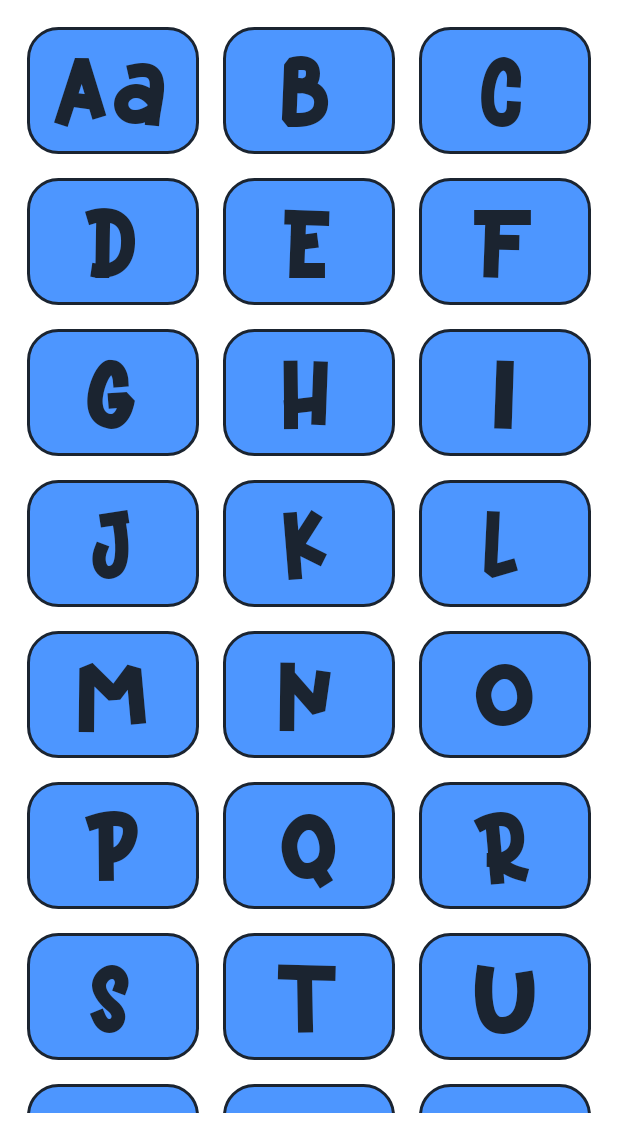
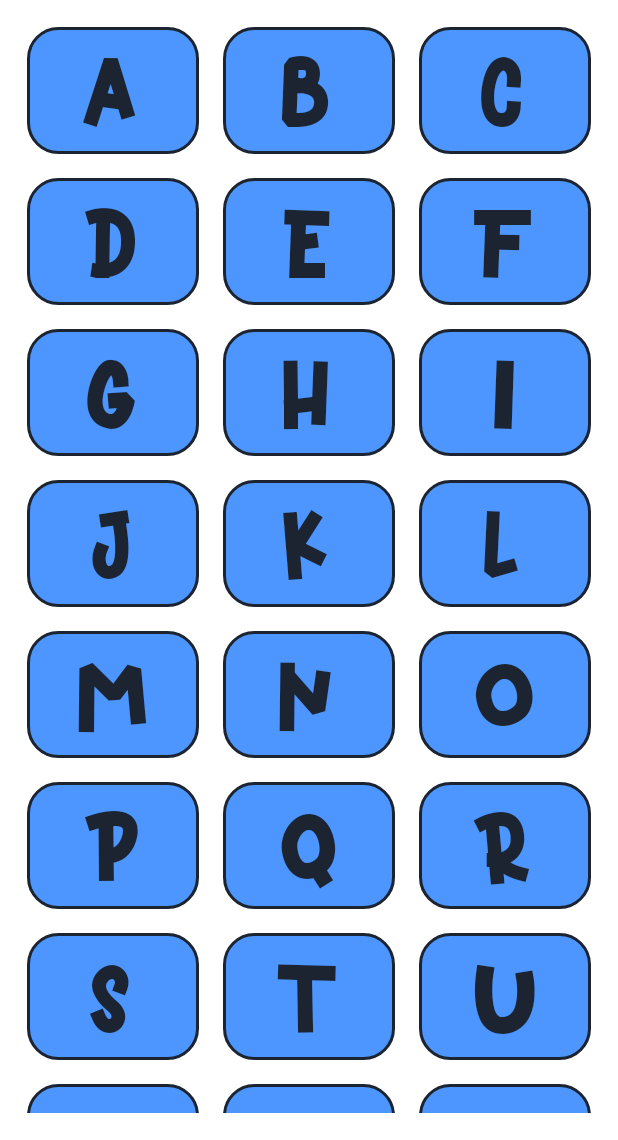
Before and after one commit to reabetsoempapa/AlphabetBook, an Android app: the screen it shows after launch (MainActivity), on a phone screen of 412 x 824 dp, the part 96-1236 px from its top. Run offline under Robolectric (Android 15) with nearby library versions, the phone set to English and light mode, and no system bars.

Commit message:
implemnt loop: adding gridview items

```diff
--- a/app/src/main/java/com/example/alphabetbook/MainActivity.kt
+++ b/app/src/main/java/com/example/alphabetbook/MainActivity.kt
@@ -4,7 +4,6 @@ import android.content.Intent
 import android.os.Bundle
 import android.widget.AdapterView
 import android.widget.GridView
-import android.widget.Toast
 import androidx.appcompat.app.AppCompatActivity
 import com.example.alphabetbook.model.AlphabetGridViewModal
 
@@ -12,79 +11,51 @@ class MainActivity : AppCompatActivity() {
 
     // on below line we are creating
     // variables for grid view and course list
-    lateinit var alphabetGV: GridView
-    lateinit var alphabetList: List<AlphabetGridViewModal>
+    private lateinit var alphabetGV: GridView
+    private lateinit var alphabetList: List<AlphabetGridViewModal>
 
     override fun onCreate(savedInstanceState: Bundle?) {
         super.onCreate(savedInstanceState)
         setContentView(R.layout.activity_main)
 
-        // Remove Action Bar
+        // Remove Default Action Bar
         if (supportActionBar != null) {
             supportActionBar!!.hide()
         }
 
         alphabetGV = findViewById(R.id.overview_gridview)
-        alphabetList = ArrayList<AlphabetGridViewModal>()
+        alphabetList = ArrayList()
 
-        (alphabetList as ArrayList<AlphabetGridViewModal>).add(AlphabetGridViewModal("Aa", R.drawable.ic_insert_photo) )
-        (alphabetList as ArrayList<AlphabetGridViewModal>).add(AlphabetGridViewModal("B", R.drawable.ic_insert_photo) )
-        (alphabetList as ArrayList<AlphabetGridViewModal>).add(AlphabetGridViewModal("C", R.drawable.ic_insert_photo) )
-        (alphabetList as ArrayList<AlphabetGridViewModal>).add(AlphabetGridViewModal("D", R.drawable.ic_insert_photo) )
-        (alphabetList as ArrayList<AlphabetGridViewModal>).add(AlphabetGridViewModal("E", R.drawable.ic_insert_photo) )
-        (alphabetList as ArrayList<AlphabetGridViewModal>).add(AlphabetGridViewModal("F", R.drawable.ic_insert_photo) )
-        (alphabetList as ArrayList<AlphabetGridViewModal>).add(AlphabetGridViewModal("G", R.drawable.ic_insert_photo) )
-        (alphabetList as ArrayList<AlphabetGridViewModal>).add(AlphabetGridViewModal("H", R.drawable.ic_insert_photo) )
-        (alphabetList as ArrayList<AlphabetGridViewModal>).add(AlphabetGridViewModal("I", R.drawable.ic_insert_photo) )
-        (alphabetList as ArrayList<AlphabetGridViewModal>).add(AlphabetGridViewModal("J", R.drawable.ic_insert_photo) )
-        (alphabetList as ArrayList<AlphabetGridViewModal>).add(AlphabetGridViewModal("K", R.drawable.ic_insert_photo) )
-        (alphabetList as ArrayList<AlphabetGridViewModal>).add(AlphabetGridViewModal("L", R.drawable.ic_insert_photo) )
-        (alphabetList as ArrayList<AlphabetGridViewModal>).add(AlphabetGridViewModal("M", R.drawable.ic_insert_photo) )
-        (alphabetList as ArrayList<AlphabetGridViewModal>).add(AlphabetGridViewModal("N", R.drawable.ic_insert_photo) )
-        (alphabetList as ArrayList<AlphabetGridViewModal>).add(AlphabetGridViewModal("O", R.drawable.ic_insert_photo) )
-        (alphabetList as ArrayList<AlphabetGridViewModal>).add(AlphabetGridViewModal("P", R.drawable.ic_insert_photo) )
-        (alphabetList as ArrayList<AlphabetGridViewModal>).add(AlphabetGridViewModal("Q", R.drawable.ic_insert_photo) )
-        (alphabetList as ArrayList<AlphabetGridViewModal>).add(AlphabetGridViewModal("R", R.drawable.ic_insert_photo) )
-        (alphabetList as ArrayList<AlphabetGridViewModal>).add(AlphabetGridViewModal("S", R.drawable.ic_insert_photo) )
-        (alphabetList as ArrayList<AlphabetGridViewModal>).add(AlphabetGridViewModal("T", R.drawable.ic_insert_photo) )
-        (alphabetList as ArrayList<AlphabetGridViewModal>).add(AlphabetGridViewModal("U", R.drawable.ic_insert_photo) )
-        (alphabetList as ArrayList<AlphabetGridViewModal>).add(AlphabetGridViewModal("V", R.drawable.ic_insert_photo) )
-        (alphabetList as ArrayList<AlphabetGridViewModal>).add(AlphabetGridViewModal("W", R.drawable.ic_insert_photo) )
-        (alphabetList as ArrayList<AlphabetGridViewModal>).add(AlphabetGridViewModal("X", R.drawable.ic_insert_photo) )
-        (alphabetList as ArrayList<AlphabetGridViewModal>).add(AlphabetGridViewModal("Y", R.drawable.ic_insert_photo) )
-        (alphabetList as ArrayList<AlphabetGridViewModal>).add(AlphabetGridViewModal("Z", R.drawable.ic_insert_photo) )
+        var startChar = 'A'
+        val endChar = 'Z'
 
-        //trying to pass the arraylist to alphabetScreenPage so I can reference the array in alphabetScreen
-        //startActivity(intent)
+        while (startChar <= endChar) {
 
+            val str : String = startChar.toString()
+            val lower : String = str.lowercase()
+            val id = resources.getIdentifier(lower, "drawable", this.packageName)
+            (alphabetList as ArrayList<AlphabetGridViewModal>).add(AlphabetGridViewModal(startChar.toString(), id))
+            startChar++
 
-        // on below line we are setting adapter to our grid view
-        val Adapter = AlphabetGVController(alphabetList, this@MainActivity)
+        }
 
-        alphabetGV.setAdapter(Adapter)
-        // on below line we are adding on item
-        // click listener for our grid view.
+        val adapter = AlphabetGVController(alphabetList, this@MainActivity)
+        alphabetGV.adapter = adapter
+
         alphabetGV.onItemClickListener = AdapterView.OnItemClickListener { _, _, position, _ ->
-            // inside on click method we are simply displaying
 
-            // a toast message with course name.
+            val bundle = Bundle()
+            val letter : String = alphabetList[position].alphabetName
 
+            bundle.putSerializable("object", alphabetList[position])
+            bundle.putString("letter", letter)
+            bundle.putSerializable("list", alphabetList as  ArrayList<AlphabetGridViewModal>)
+            bundle.putInt("intPos", position)
 
-           // intent.putExtra("object",alphabetList[position]) this was okay
+            val intent = Intent(this, AlphabetScreenActivity::class.java)
 
-            //intent.putExtra("lists", alphabetList as ArrayList<AlphabetGridViewModal>)
-            val bundle = Bundle()
-            bundle.putSerializable("object", alphabetList[position])
-            bundle.putSerializable("list", alphabetList as  ArrayList<AlphabetGridViewModal>)
-            var intent = Intent(this, alphabet_screen::class.java)
             intent.putExtras(bundle)
-
-
             startActivity(intent)
-            Toast.makeText(
-                applicationContext, alphabetList[position].alphabetName + " selected",
-                Toast.LENGTH_SHORT
-            ).show()
         }
     }
 }
```
